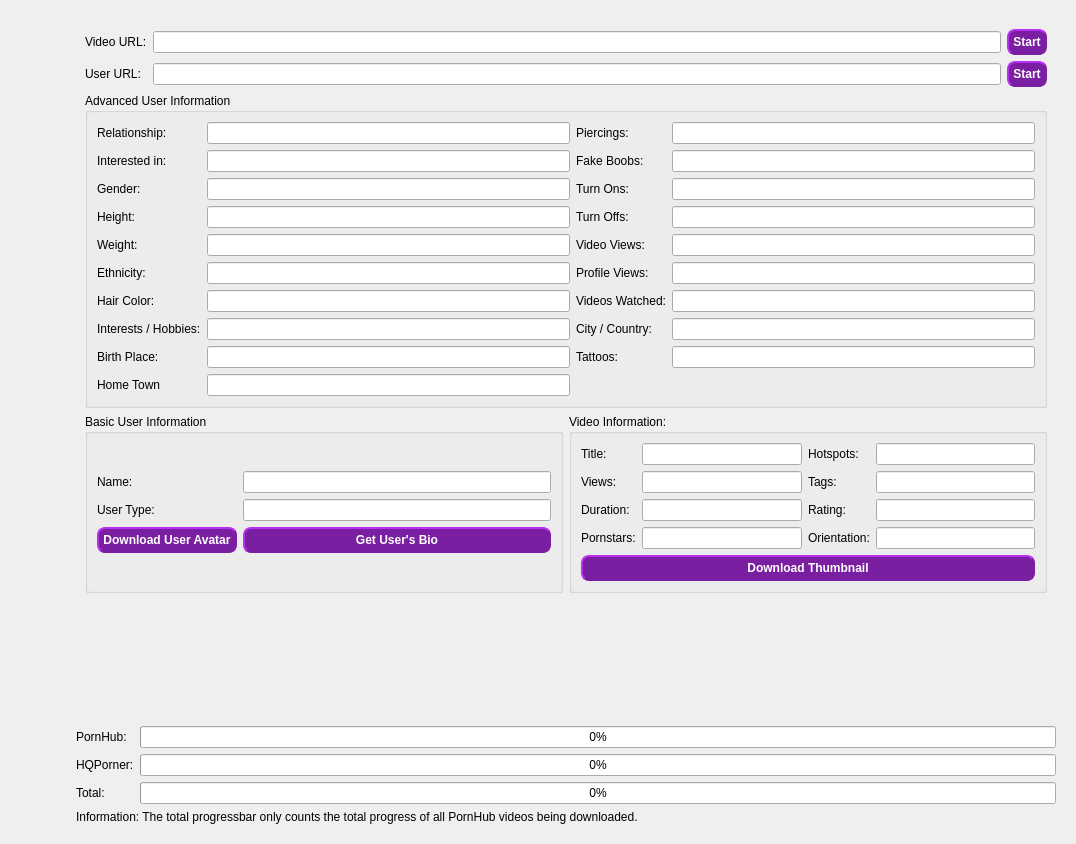
First picture: the form in src/frontend/form_desktop.ui, repository EchterAlsFake/Porn_Fetch, before the edit.
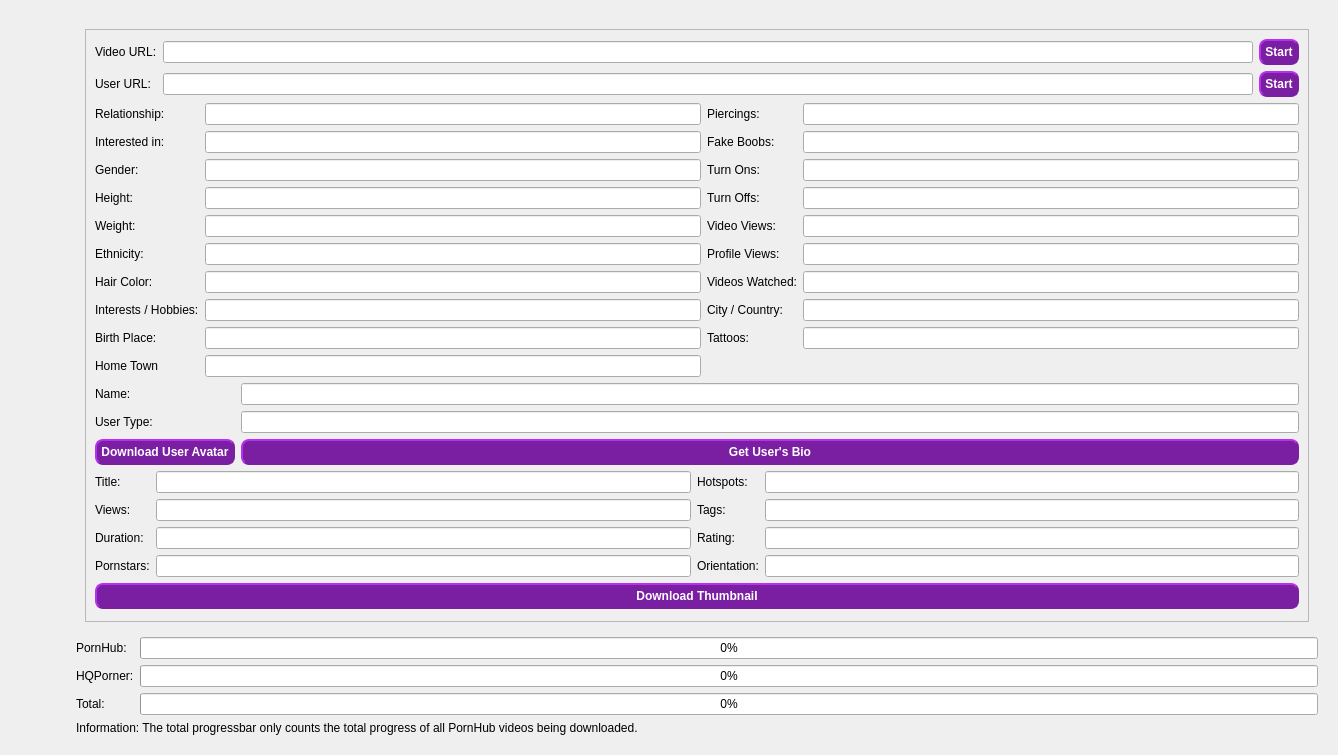
Second picture: the form after the edit. The open tabs and pages were chosen to show the change.

The edit to the form file:
```diff
--- a/src/frontend/form_desktop.ui
+++ b/src/frontend/form_desktop.ui
@@ -6,8 +6,8 @@
    <rect>
     <x>0</x>
     <y>0</y>
-    <width>1076</width>
-    <height>844</height>
+    <width>1338</width>
+    <height>755</height>
    </rect>
   </property>
   <property name="sizePolicy">
@@ -25,7 +25,7 @@
   <property name="windowTitle">
    <string>Porn Fetch V3 (C) Johannes Habel GPL 3</string>
   </property>
-  <layout class="QGridLayout" name="gridLayout_2">
+  <layout class="QGridLayout" name="gridLayout_14">
    <item row="0" column="0">
     <layout class="QGridLayout" name="gridLayout_10">
      <item row="0" column="1">
@@ -1250,235 +1250,30 @@
            </layout>
           </widget>
           <widget class="QWidget" name="page_8">
-           <layout class="QGridLayout" name="gridLayout_40">
-            <item row="1" column="0" colspan="2">
-             <widget class="QGroupBox" name="groupbox_advanced_user_information">
-              <property name="title">
-               <string>Advanced User Information</string>
-              </property>
-              <layout class="QGridLayout" name="gridLayout_28">
-               <item row="0" column="0">
-                <layout class="QGridLayout" name="gridLayout_30">
-                 <item row="1" column="3">
-                  <widget class="QLineEdit" name="lineedit_user_fake_boobs"/>
-                 </item>
-                 <item row="0" column="3">
-                  <widget class="QLineEdit" name="lineedit_user_piercings"/>
-                 </item>
-                 <item row="3" column="0">
-                  <widget class="QLabel" name="label_height">
-                   <property name="text">
-                    <string>Height:</string>
-                   </property>
-                  </widget>
-                 </item>
-                 <item row="7" column="1">
-                  <widget class="QLineEdit" name="lineedit_user_interests_hobbies"/>
-                 </item>
-                 <item row="4" column="1">
-                  <widget class="QLineEdit" name="lineedit_user_weight"/>
-                 </item>
-                 <item row="8" column="2">
-                  <widget class="QLabel" name="label_tattoos">
-                   <property name="text">
-                    <string>Tattoos:</string>
-                   </property>
-                  </widget>
-                 </item>
-                 <item row="8" column="3">
-                  <widget class="QLineEdit" name="lineedit_user_tattoos"/>
-                 </item>
-                 <item row="6" column="1">
-                  <widget class="QLineEdit" name="lineedit_user_hair_color"/>
-                 </item>
-                 <item row="7" column="3">
-                  <widget class="QLineEdit" name="lineedit_user_city_country"/>
-                 </item>
-                 <item row="0" column="1">
-                  <widget class="QLineEdit" name="lineedit_user_relationship"/>
-                 </item>
-                 <item row="0" column="0">
-                  <widget class="QLabel" name="label_relationship">
-                   <property name="text">
-                    <string>Relationship:</string>
-                   </property>
-                  </widget>
-                 </item>
-                 <item row="2" column="3">
-                  <widget class="QLineEdit" name="lineedit_user_turn_ons"/>
-                 </item>
-                 <item row="1" column="1">
-                  <widget class="QLineEdit" name="lineedit_user_interested_in"/>
-                 </item>
-                 <item row="2" column="2">
-                  <widget class="QLabel" name="label_turn_ons">
-                   <property name="text">
-                    <string>Turn Ons:</string>
-                   </property>
-                  </widget>
-                 </item>
-                 <item row="4" column="3">
-                  <widget class="QLineEdit" name="lineedit_user_video_views"/>
-                 </item>
-                 <item row="3" column="3">
-                  <widget class="QLineEdit" name="lineedit_user_turn_offs"/>
-                 </item>
-                 <item row="4" column="0">
-                  <widget class="QLabel" name="label_widght">
-                   <property name="text">
-                    <string>Weight:</string>
-                   </property>
-                  </widget>
-                 </item>
-                 <item row="0" column="2">
-                  <widget class="QLabel" name="label_piercings">
-                   <property name="text">
-                    <string>Piercings:</string>
-                   </property>
-                  </widget>
-                 </item>
-                 <item row="1" column="2">
-                  <widget class="QLabel" name="label_fake_boobs">
-                   <property name="text">
-                    <string>Fake Boobs:</string>
-                   </property>
-                  </widget>
-                 </item>
-                 <item row="6" column="2">
-                  <widget class="QLabel" name="label_videos_watched">
-                   <property name="text">
-                    <string>Videos Watched:</string>
-                   </property>
-                  </widget>
-                 </item>
-                 <item row="5" column="0">
-                  <widget class="QLabel" name="label_ethnicity">
-                   <property name="text">
-                    <string>Ethnicity:</string>
-                   </property>
-                  </widget>
-                 </item>
-                 <item row="3" column="1">
-                  <widget class="QLineEdit" name="lineedit_user_height"/>
-                 </item>
-                 <item row="4" column="2">
-                  <widget class="QLabel" name="label_video_views">
-                   <property name="text">
-                    <string>Video Views:</string>
-                   </property>
-                  </widget>
-                 </item>
-                 <item row="7" column="0">
-                  <widget class="QLabel" name="label_interests_hobbies">
-                   <property name="text">
-                    <string>Interests / Hobbies:</string>
-                   </property>
-                  </widget>
-                 </item>
-                 <item row="8" column="1">
-                  <widget class="QLineEdit" name="lineedit_user_birth_place"/>
-                 </item>
-                 <item row="6" column="3">
-                  <widget class="QLineEdit" name="lineedit_user_videos_watched"/>
-                 </item>
-                 <item row="3" column="2">
-                  <widget class="QLabel" name="label_turn_offs">
-                   <property name="text">
-                    <string>Turn Offs:</string>
-                   </property>
-                  </widget>
-                 </item>
-                 <item row="2" column="0">
-                  <widget class="QLabel" name="label_gender">
-                   <property name="text">
-                    <string>Gender:</string>
-                   </property>
-                  </widget>
-                 </item>
-                 <item row="5" column="3">
-                  <widget class="QLineEdit" name="lineedit_user_profile_views"/>
-                 </item>
-                 <item row="6" column="0">
-                  <widget class="QLabel" name="label_hair_color">
-                   <property name="text">
-                    <string>Hair Color:</string>
-                   </property>
-                  </widget>
-                 </item>
-                 <item row="5" column="2">
-                  <widget class="QLabel" name="label_profile_views">
-                   <property name="text">
-                    <string>Profile Views:</string>
-                   </property>
-                  </widget>
-                 </item>
-                 <item row="7" column="2">
-                  <widget class="QLabel" name="label_city_country">
-                   <property name="text">
-                    <string>City / Country:</string>
-                   </property>
-                  </widget>
-                 </item>
-                 <item row="1" column="0">
-                  <widget class="QLabel" name="label_interested_in">
-                   <property name="text">
-                    <string>Interested in:</string>
-                   </property>
-                  </widget>
-                 </item>
-                 <item row="8" column="0">
-                  <widget class="QLabel" name="label_birth_place">
-                   <property name="text">
-                    <string>Birth Place:</string>
-                   </property>
-                  </widget>
-                 </item>
-                 <item row="2" column="1">
-                  <widget class="QLineEdit" name="lineedit_user_gender"/>
-                 </item>
-                 <item row="5" column="1">
-                  <widget class="QLineEdit" name="lineedit_user_ethnicity"/>
-                 </item>
-                 <item row="9" column="0">
-                  <widget class="QLabel" name="label_home_town">
-                   <property name="text">
-                    <string>Home Town</string>
-                   </property>
-                  </widget>
-                 </item>
-                 <item row="9" column="1">
-                  <widget class="QLineEdit" name="lineedit_user_home_town"/>
-                 </item>
-                </layout>
-               </item>
-              </layout>
-             </widget>
-            </item>
-            <item row="2" column="0">
-             <widget class="QGroupBox" name="groupBox_8">
-              <property name="title">
-               <string>Basic User Information</string>
-              </property>
-              <layout class="QGridLayout" name="gridLayout_38">
-               <item row="0" column="0">
-                <layout class="QGridLayout" name="gridLayout_39">
-                 <item row="0" column="1">
-                  <widget class="QLineEdit" name="lineedit_user_name"/>
-                 </item>
-                 <item row="1" column="1">
-                  <widget class="QLineEdit" name="lineedit_user_type"/>
-                 </item>
-                 <item row="0" column="0">
-                  <widget class="QLabel" name="label_12">
-                   <property name="text">
-                    <string>Name:</string>
-                   </property>
-                  </widget>
-                 </item>
-                 <item row="2" column="0">
-                  <widget class="QPushButton" name="button_user_download_avatar">
-                   <property name="styleSheet">
-                    <string notr="true">QPushButton {
+           <layout class="QGridLayout" name="gridLayout_32">
+            <item row="0" column="0">
+             <layout class="QVBoxLayout" name="verticalLayout_5">
+              <item>
+               <widget class="QScrollArea" name="scrollArea_3">
+                <property name="widgetResizable">
+                 <bool>true</bool>
+                </property>
+                <widget class="QWidget" name="scrollAreaWidgetContents_4">
+                 <property name="geometry">
+                  <rect>
+                   <x>0</x>
+                   <y>0</y>
+                   <width>1206</width>
+                   <height>662</height>
+                  </rect>
+                 </property>
+                 <layout class="QGridLayout" name="gridLayout_27">
+                  <item row="0" column="0">
+                   <layout class="QGridLayout" name="gridLayout_28">
+                    <item row="1" column="2">
+                     <widget class="QPushButton" name="button_metadata_user_start">
+                      <property name="styleSheet">
+                       <string notr="true">QPushButton {
     /* Base style */
     background-color: #7B1FA2; /* Purple background */
     border-style: outset;
@@ -1504,23 +1299,33 @@
     border-style: inset; /* Changes the style to look &quot;pressed&quot; */
 }
 </string>
-                   </property>
-                   <property name="text">
-                    <string>Download User Avatar</string>
-                   </property>
-                  </widget>
-                 </item>
-                 <item row="1" column="0">
-                  <widget class="QLabel" name="label_13">
-                   <property name="text">
-                    <string>User Type:</string>
-                   </property>
-                  </widget>
-                 </item>
-                 <item row="2" column="1">
-                  <widget class="QPushButton" name="button_user_get_bio">
-                   <property name="styleSheet">
-                    <string notr="true">QPushButton {
+                      </property>
+                      <property name="text">
+                       <string>Start</string>
+                      </property>
+                     </widget>
+                    </item>
+                    <item row="0" column="0">
+                     <widget class="QLabel" name="label_metadata_video_url">
+                      <property name="text">
+                       <string>Video URL:</string>
+                      </property>
+                     </widget>
+                    </item>
+                    <item row="0" column="1">
+                     <widget class="QLineEdit" name="lineedit_metadata_video_url"/>
+                    </item>
+                    <item row="1" column="0">
+                     <widget class="QLabel" name="label_metadata_user_url">
+                      <property name="text">
+                       <string>User URL:</string>
+                      </property>
+                     </widget>
+                    </item>
+                    <item row="0" column="2">
+                     <widget class="QPushButton" name="button_metadata_video_start">
+                      <property name="styleSheet">
+                       <string notr="true">QPushButton {
     /* Base style */
     background-color: #7B1FA2; /* Purple background */
     border-style: outset;
@@ -1546,30 +1351,216 @@
     border-style: inset; /* Changes the style to look &quot;pressed&quot; */
 }
 </string>
-                   </property>
-                   <property name="text">
-                    <string>Get User's Bio</string>
-                   </property>
-                  </widget>
-                 </item>
-                </layout>
-               </item>
-              </layout>
-             </widget>
-            </item>
-            <item row="0" column="0" colspan="2">
-             <layout class="QGridLayout" name="gridLayout_27">
-              <item row="0" column="0">
-               <widget class="QLabel" name="label_metadata_video_url">
-                <property name="text">
-                 <string>Video URL:</string>
-                </property>
-               </widget>
-              </item>
-              <item row="1" column="2">
-               <widget class="QPushButton" name="button_metadata_user_start">
-                <property name="styleSheet">
-                 <string notr="true">QPushButton {
+                      </property>
+                      <property name="text">
+                       <string>Start</string>
+                      </property>
+                     </widget>
+                    </item>
+                    <item row="1" column="1">
+                     <widget class="QLineEdit" name="lineedit_metadata_user_url"/>
+                    </item>
+                    <item row="2" column="0" colspan="3">
+                     <layout class="QGridLayout" name="gridLayout_30">
+                      <item row="8" column="3">
+                       <widget class="QLineEdit" name="lineedit_user_tattoos"/>
+                      </item>
+                      <item row="8" column="1">
+                       <widget class="QLineEdit" name="lineedit_user_birth_place"/>
+                      </item>
+                      <item row="4" column="2">
+                       <widget class="QLabel" name="label_video_views">
+                        <property name="text">
+                         <string>Video Views:</string>
+                        </property>
+                       </widget>
+                      </item>
+                      <item row="6" column="3">
+                       <widget class="QLineEdit" name="lineedit_user_videos_watched"/>
+                      </item>
+                      <item row="7" column="1">
+                       <widget class="QLineEdit" name="lineedit_user_interests_hobbies"/>
+                      </item>
+                      <item row="2" column="1">
+                       <widget class="QLineEdit" name="lineedit_user_gender"/>
+                      </item>
+                      <item row="0" column="0">
+                       <widget class="QLabel" name="label_relationship">
+                        <property name="text">
+                         <string>Relationship:</string>
+                        </property>
+                       </widget>
+                      </item>
+                      <item row="6" column="1">
+                       <widget class="QLineEdit" name="lineedit_user_hair_color"/>
+                      </item>
+                      <item row="0" column="1">
+                       <widget class="QLineEdit" name="lineedit_user_relationship"/>
+                      </item>
+                      <item row="6" column="0">
+                       <widget class="QLabel" name="label_hair_color">
+                        <property name="text">
+                         <string>Hair Color:</string>
+                        </property>
+                       </widget>
+                      </item>
+                      <item row="4" column="0">
+                       <widget class="QLabel" name="label_widght">
+                        <property name="text">
+                         <string>Weight:</string>
+                        </property>
+                       </widget>
+                      </item>
+                      <item row="0" column="2">
+                       <widget class="QLabel" name="label_piercings">
+                        <property name="text">
+                         <string>Piercings:</string>
+                        </property>
+                       </widget>
+                      </item>
+                      <item row="1" column="0">
+                       <widget class="QLabel" name="label_interested_in">
+                        <property name="text">
+                         <string>Interested in:</string>
+                        </property>
+                       </widget>
+                      </item>
+                      <item row="5" column="1">
+                       <widget class="QLineEdit" name="lineedit_user_ethnicity"/>
+                      </item>
+                      <item row="5" column="3">
+                       <widget class="QLineEdit" name="lineedit_user_profile_views"/>
+                      </item>
+                      <item row="2" column="3">
+                       <widget class="QLineEdit" name="lineedit_user_turn_ons"/>
+                      </item>
+                      <item row="5" column="0">
+                       <widget class="QLabel" name="label_ethnicity">
+                        <property name="text">
+                         <string>Ethnicity:</string>
+                        </property>
+                       </widget>
+                      </item>
+                      <item row="2" column="2">
+                       <widget class="QLabel" name="label_turn_ons">
+                        <property name="text">
+                         <string>Turn Ons:</string>
+                        </property>
+                       </widget>
+                      </item>
+                      <item row="2" column="0">
+                       <widget class="QLabel" name="label_gender">
+                        <property name="text">
+                         <string>Gender:</string>
+                        </property>
+                       </widget>
+                      </item>
+                      <item row="0" column="3">
+                       <widget class="QLineEdit" name="lineedit_user_piercings"/>
+                      </item>
+                      <item row="3" column="1">
+                       <widget class="QLineEdit" name="lineedit_user_height"/>
+                      </item>
+                      <item row="5" column="2">
+                       <widget class="QLabel" name="label_profile_views">
+                        <property name="text">
+                         <string>Profile Views:</string>
+                        </property>
+                       </widget>
+                      </item>
+                      <item row="7" column="2">
+                       <widget class="QLabel" name="label_city_country">
+                        <property name="text">
+                         <string>City / Country:</string>
+                        </property>
+                       </widget>
+                      </item>
+                      <item row="1" column="2">
+                       <widget class="QLabel" name="label_fake_boobs">
+                        <property name="text">
+                         <string>Fake Boobs:</string>
+                        </property>
+                       </widget>
+                      </item>
+                      <item row="8" column="0">
+                       <widget class="QLabel" name="label_birth_place">
+                        <property name="text">
+                         <string>Birth Place:</string>
+                        </property>
+                       </widget>
+                      </item>
+                      <item row="7" column="0">
+                       <widget class="QLabel" name="label_interests_hobbies">
+                        <property name="text">
+                         <string>Interests / Hobbies:</string>
+                        </property>
+                       </widget>
+                      </item>
+                      <item row="7" column="3">
+                       <widget class="QLineEdit" name="lineedit_user_city_country"/>
+                      </item>
+                      <item row="4" column="1">
+                       <widget class="QLineEdit" name="lineedit_user_weight"/>
+                      </item>
+                      <item row="1" column="1">
+                       <widget class="QLineEdit" name="lineedit_user_interested_in"/>
+                      </item>
+                      <item row="3" column="2">
+                       <widget class="QLabel" name="label_turn_offs">
+                        <property name="text">
+                         <string>Turn Offs:</string>
+                        </property>
+                       </widget>
+                      </item>
+                      <item row="3" column="0">
+                       <widget class="QLabel" name="label_height">
+                        <property name="text">
+                         <string>Height:</string>
+                        </property>
+                       </widget>
+                      </item>
+                      <item row="1" column="3">
+                       <widget class="QLineEdit" name="lineedit_user_fake_boobs"/>
+                      </item>
+                      <item row="4" column="3">
+                       <widget class="QLineEdit" name="lineedit_user_video_views"/>
+                      </item>
+                      <item row="3" column="3">
+                       <widget class="QLineEdit" name="lineedit_user_turn_offs"/>
+                      </item>
+                      <item row="6" column="2">
+                       <widget class="QLabel" name="label_videos_watched">
+                        <property name="text">
+                         <string>Videos Watched:</string>
+                        </property>
+                       </widget>
+                      </item>
+                      <item row="8" column="2">
+                       <widget class="QLabel" name="label_tattoos">
+                        <property name="text">
+                         <string>Tattoos:</string>
+                        </property>
+                       </widget>
+                      </item>
+                      <item row="9" column="0">
+                       <widget class="QLabel" name="label_home_town">
+                        <property name="text">
+                         <string>Home Town</string>
+                        </property>
+                       </widget>
+                      </item>
+                      <item row="9" column="1">
+                       <widget class="QLineEdit" name="lineedit_user_home_town"/>
+                      </item>
+                      <item row="10" column="0" colspan="4">
+                       <layout class="QGridLayout" name="gridLayout_39">
+                        <item row="2" column="1">
+                         <widget class="QLineEdit" name="lineedit_user_type"/>
+                        </item>
+                        <item row="3" column="1">
+                         <widget class="QPushButton" name="button_user_get_bio">
+                          <property name="styleSheet">
+                           <string notr="true">QPushButton {
     /* Base style */
     background-color: #7B1FA2; /* Purple background */
     border-style: outset;
@@ -1595,22 +1586,16 @@
     border-style: inset; /* Changes the style to look &quot;pressed&quot; */
 }
 </string>
-                </property>
-                <property name="text">
-                 <string>Start</string>
-                </property>
-               </widget>
-              </item>
-              <item row="0" column="1">
-               <widget class="QLineEdit" name="lineedit_metadata_video_url"/>
-              </item>
-              <item row="1" column="1">
-               <widget class="QLineEdit" name="lineedit_metadata_user_url"/>
-              </item>
-              <item row="0" column="2">
-               <widget class="QPushButton" name="button_metadata_video_start">
-                <property name="styleSheet">
-                 <string notr="true">QPushButton {
+                          </property>
+                          <property name="text">
+                           <string>Get User's Bio</string>
+                          </property>
+                         </widget>
+                        </item>
+                        <item row="3" column="0">
+                         <widget class="QPushButton" name="button_user_download_avatar">
+                          <property name="styleSheet">
+                           <string notr="true">QPushButton {
     /* Base style */
     background-color: #7B1FA2; /* Purple background */
     border-style: outset;
@@ -1636,131 +1621,115 @@
     border-style: inset; /* Changes the style to look &quot;pressed&quot; */
 }
 </string>
-                </property>
-                <property name="text">
-                 <string>Start</string>
-                </property>
-               </widget>
-              </item>
-              <item row="1" column="0">
-               <widget class="QLabel" name="label_metadata_user_url">
-                <property name="text">
-                 <string>User URL:</string>
-                </property>
-               </widget>
-              </item>
-             </layout>
-            </item>
-            <item row="3" column="0">
-             <spacer name="verticalSpacer_2">
-              <property name="orientation">
-               <enum>Qt::Vertical</enum>
-              </property>
-              <property name="sizeType">
-               <enum>QSizePolicy::Expanding</enum>
-              </property>
-              <property name="sizeHint" stdset="0">
-               <size>
-                <width>20</width>
-                <height>40</height>
-               </size>
-              </property>
-             </spacer>
-            </item>
-            <item row="2" column="1">
-             <widget class="QGroupBox" name="groupBox_7">
-              <property name="title">
-               <string>Video Information:</string>
-              </property>
-              <layout class="QGridLayout" name="gridLayout_36">
-               <item row="0" column="0">
-                <layout class="QGridLayout" name="gridLayout_37">
-                 <item row="0" column="2">
-                  <widget class="QLabel" name="label_video_hotspots">
-                   <property name="text">
-                    <string>Hotspots:</string>
-                   </property>
-                  </widget>
-                 </item>
-                 <item row="3" column="0">
-                  <widget class="QLabel" name="label_video_pornstars">
-                   <property name="text">
-                    <string>Pornstars:</string>
-                   </property>
-                  </widget>
-                 </item>
-                 <item row="0" column="0">
-                  <widget class="QLabel" name="label_video_title">
-                   <property name="text">
-                    <string>Title:</string>
-                   </property>
-                  </widget>
-                 </item>
-                 <item row="2" column="1">
-                  <widget class="QLineEdit" name="lineedit_video_duration"/>
-                 </item>
-                 <item row="2" column="0">
-                  <widget class="QLabel" name="label_video_duration">
-                   <property name="text">
-                    <string>Duration:</string>
-                   </property>
-                  </widget>
-                 </item>
-                 <item row="1" column="0">
-                  <widget class="QLabel" name="label_video_views_2">
-                   <property name="text">
-                    <string>Views:</string>
-                   </property>
-                  </widget>
-                 </item>
-                 <item row="2" column="2">
-                  <widget class="QLabel" name="label_video_rating">
-                   <property name="text">
-                    <string>Rating:</string>
-                   </property>
-                  </widget>
-                 </item>
-                 <item row="0" column="1">
-                  <widget class="QLineEdit" name="lineedit_video_title"/>
-                 </item>
-                 <item row="1" column="2">
-                  <widget class="QLabel" name="label_video_tags">
-                   <property name="text">
-                    <string>Tags:</string>
-                   </property>
-                  </widget>
-                 </item>
-                 <item row="3" column="1">
-                  <widget class="QLineEdit" name="lineedit_video_pornstars"/>
-                 </item>
-                 <item row="1" column="1">
-                  <widget class="QLineEdit" name="lineedit_video_views"/>
-                 </item>
-                 <item row="0" column="3">
-                  <widget class="QLineEdit" name="lineedit_video_hotspots"/>
-                 </item>
-                 <item row="1" column="3">
-                  <widget class="QLineEdit" name="lineedit_video_tags"/>
-                 </item>
-                 <item row="2" column="3">
-                  <widget class="QLineEdit" name="lineedit_video_rating"/>
-                 </item>
-                 <item row="3" column="3">
-                  <widget class="QLineEdit" name="lineedit_video_orientation"/>
-                 </item>
-                 <item row="3" column="2">
-                  <widget class="QLabel" name="label_video_orientation">
-                   <property name="text">
-                    <string>Orientation:</string>
-                   </property>
-                  </widget>
-                 </item>
-                </layout>
-               </item>
-               <item row="1" column="0">
-                <widget class="QPushButton" name="button_video_thumbnail_download">
-                 <property name="styleSheet">
-                  <string notr="true">QPushButton {
+                          </property>
+                          <property name="text">
+                           <string>Download User Avatar</string>
+                          </property>
+                         </widget>
+                        </item>
+                        <item row="1" column="1">
+                         <widget class="QLineEdit" name="lineedit_user_name"/>
+                        </item>
+                        <item row="2" column="0">
+                         <widget class="QLabel" name="label_13">
+                          <property name="text">
+                           <string>User Type:</string>
+                          </property>
+                         </widget>
+                        </item>
+                        <item row="1" column="0">
+                         <widget class="QLabel" name="label_12">
+                          <property name="text">
+                           <string>Name:</string>
+                          </property>
+                         </widget>
+                        </item>
+                        <item row="4" column="0" colspan="2">
+                         <layout class="QGridLayout" name="gridLayout_37">
+                          <item row="4" column="1">
+                           <widget class="QLineEdit" name="lineedit_video_pornstars"/>
+                          </item>
+                          <item row="0" column="1">
+                           <widget class="QLineEdit" name="lineedit_video_title"/>
+                          </item>
+                          <item row="1" column="2">
+                           <widget class="QLabel" name="label_video_tags">
+                            <property name="text">
+                             <string>Tags:</string>
+                            </property>
+                           </widget>
+                          </item>
+                          <item row="4" column="2">
+                           <widget class="QLabel" name="label_video_orientation">
+                            <property name="text">
+                             <string>Orientation:</string>
+                            </property>
+                           </widget>
+                          </item>
+                          <item row="2" column="3">
+                           <widget class="QLineEdit" name="lineedit_video_rating"/>
+                          </item>
+                          <item row="4" column="3">
+                           <widget class="QLineEdit" name="lineedit_video_orientation"/>
+                          </item>
+                          <item row="0" column="3">
+                           <widget class="QLineEdit" name="lineedit_video_hotspots"/>
+                          </item>
+                          <item row="2" column="1">
+                           <widget class="QLineEdit" name="lineedit_video_duration"/>
+                          </item>
+                          <item row="0" column="2">
+                           <widget class="QLabel" name="label_video_hotspots">
+                            <property name="text">
+                             <string>Hotspots:</string>
+                            </property>
+                           </widget>
+                          </item>
+                          <item row="0" column="0">
+                           <widget class="QLabel" name="label_video_title">
+                            <property name="text">
+                             <string>Title:</string>
+                            </property>
+                           </widget>
+                          </item>
+                          <item row="4" column="0">
+                           <widget class="QLabel" name="label_video_pornstars">
+                            <property name="text">
+                             <string>Pornstars:</string>
+                            </property>
+                           </widget>
+                          </item>
+                          <item row="1" column="1">
+                           <widget class="QLineEdit" name="lineedit_video_views"/>
+                          </item>
+                          <item row="1" column="3">
+                           <widget class="QLineEdit" name="lineedit_video_tags"/>
+                          </item>
+                          <item row="2" column="0">
+                           <widget class="QLabel" name="label_video_duration">
+                            <property name="text">
+                             <string>Duration:</string>
+                            </property>
+                           </widget>
+                          </item>
+                          <item row="2" column="2">
+                           <widget class="QLabel" name="label_video_rating">
+                            <property name="text">
+                             <string>Rating:</string>
+                            </property>
+                           </widget>
+                          </item>
+                          <item row="1" column="0">
+                           <widget class="QLabel" name="label_video_views_2">
+                            <property name="text">
+                             <string>Views:</string>
+                            </property>
+                           </widget>
+                          </item>
+                          <item row="5" column="0" colspan="4">
+                           <widget class="QPushButton" name="button_video_thumbnail_download">
+                            <property name="styleSheet">
+                             <string notr="true">QPushButton {
     /* Base style */
     background-color: #7B1FA2; /* Purple background */
     border-style: outset;
@@ -1786,14 +1755,38 @@
     border-style: inset; /* Changes the style to look &quot;pressed&quot; */
 }
 </string>
-                 </property>
-                 <property name="text">
-                  <string>Download Thumbnail</string>
-                 </property>
+                            </property>
+                            <property name="text">
+                             <string>Download Thumbnail</string>
+                            </property>
+                           </widget>
+                          </item>
+                          <item row="6" column="0">
+                           <spacer name="verticalSpacer_3">
+                            <property name="orientation">
+                             <enum>Qt::Vertical</enum>
+                            </property>
+                            <property name="sizeHint" stdset="0">
+                             <size>
+                              <width>20</width>
+                              <height>40</height>
+                             </size>
+                            </property>
+                           </spacer>
+                          </item>
+                         </layout>
+                        </item>
+                       </layout>
+                      </item>
+                     </layout>
+                    </item>
+                   </layout>
+                  </item>
+                 </layout>
                 </widget>
-               </item>
-              </layout>
-             </widget>
+               </widget>
+              </item>
+             </layout>
             </item>
            </layout>
           </widget>
```
Left out of the diff: 861 changed lines with no effect on the pictures.
